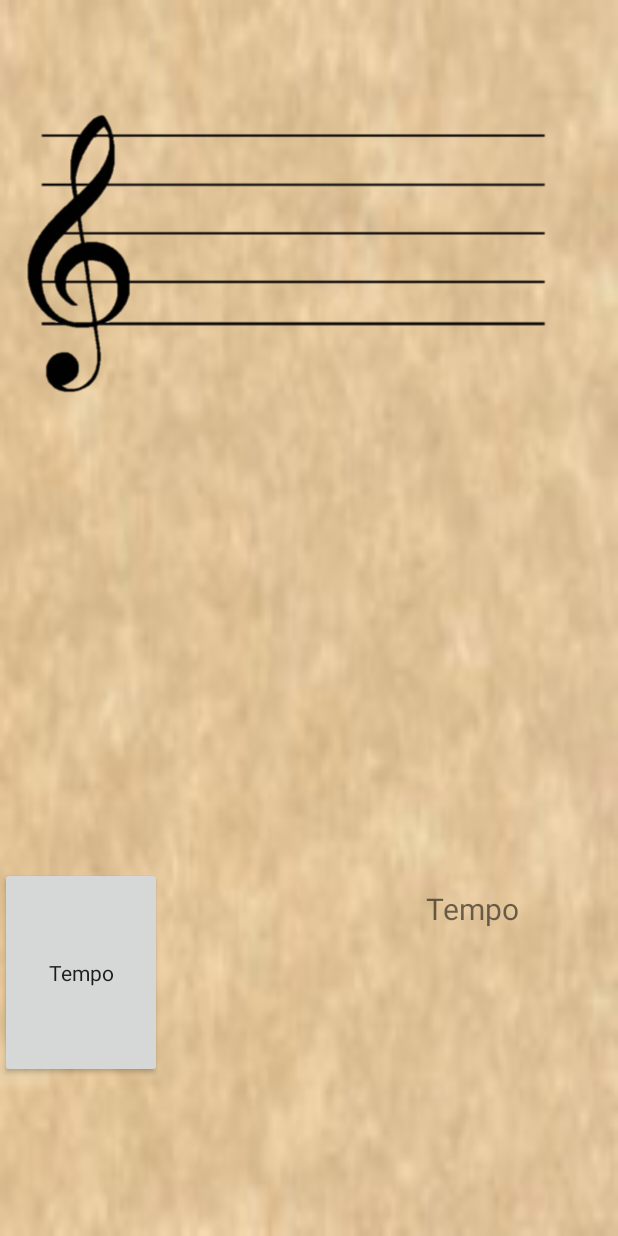
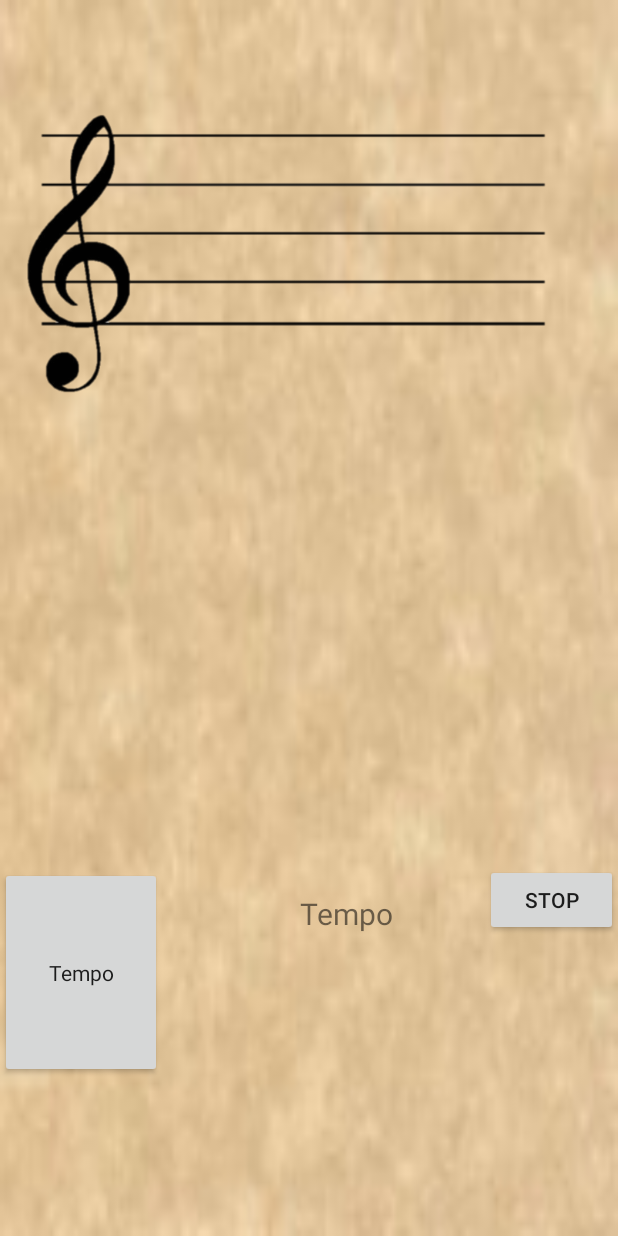
Before and after one commit to MrCheesy21/Sopranote, an Android app: the screen it shows after launch (MainActivity), on a phone screen of 412 x 824 dp. Run offline under Robolectric (Android 15) with nearby library versions, the phone set to English and light mode, and no system bars; 2 statements that could not run were skipped.

Commit message:
add stop button

```diff
--- a/app/src/main/java/com/example/mlove/sopranote/MainActivity.java
+++ b/app/src/main/java/com/example/mlove/sopranote/MainActivity.java
@@ -26,7 +26,8 @@ public class MainActivity extends AppCompatActivity implements TempoInputDialog.
     private int[] noteIDs;
     private ImageView[] noteImages;
     private ImageView tempImage;
-    private Button TempoInputButton;
+    private Button tempoInputButton;
+    private Button tempoStopButton;
     private MediaPlayer tempoPlayer;
     private TextView TempoView;
     private static final String[] notes = new String[5001];
@@ -51,15 +52,23 @@ public class MainActivity extends AppCompatActivity implements TempoInputDialog.
             R.id.F, R.id.G, R.id.G};
         pitch = findViewById(R.id.txtFrequency);
         note = findViewById(R.id.txtNote);
-        TempoInputButton = findViewById(R.id.TempoInputButton);
+        tempoInputButton = findViewById(R.id.TempoInputButton);
         TempoView = findViewById(R.id.tempo);
+        tempoStopButton = findViewById(R.id.tempoStopButton);
         tempoPlayer = MediaPlayer.create(this, R.raw.metronome_beep);
 
-        TempoInputButton.setOnClickListener(new View.OnClickListener() {
+        tempoInputButton.setOnClickListener(new View.OnClickListener() {
             @Override
             public void onClick(View v) {
                 openTempoDialog();
             }
+        });
+
+        tempoStopButton.setOnClickListener(new View.OnClickListener() {
+            @Override
+            public void onClick(View v) {
+                tempoPlayer.pause();
+        }
         });
 
         noteImages = new ImageView[]{A, A, B, C, C, D, D, E, F, F, G, G};
@@ -135,7 +144,7 @@ public class MainActivity extends AppCompatActivity implements TempoInputDialog.
 
     @Override
     public void setTempo(String tempo) {
-        TempoView.setText(tempo);
+        TempoView.setText(tempo + " BPM");
         tempoPlayer.start();
         tempoPlayer.setLooping(true);
     }
--- a/app/src/main/res/layout/activity_main.xml
+++ b/app/src/main/res/layout/activity_main.xml
@@ -110,11 +110,23 @@
         android:layout_alignParentTop="true"
         android:layout_alignParentEnd="true"
         android:layout_alignParentBottom="true"
-        android:layout_marginStart="284dp"
-        android:layout_marginTop="592dp"
-        android:layout_marginEnd="36dp"
-        android:layout_marginBottom="105dp"
+        android:layout_marginStart="200dp"
+        android:layout_marginTop="595dp"
+        android:layout_marginEnd="120dp"
+        android:layout_marginBottom="102dp"
         android:text="Tempo"
         android:textSize="20dp" />
 
+    <Button
+        android:id="@+id/tempoStopButton"
+        android:layout_width="wrap_content"
+        android:layout_height="wrap_content"
+        android:layout_alignParentStart="true"
+        android:layout_alignParentTop="true"
+        android:layout_alignParentEnd="true"
+        android:layout_marginStart="323dp"
+        android:layout_marginTop="576dp"
+        android:layout_marginEnd="0dp"
+        android:text="Stop" />
+
 </RelativeLayout>
```
Also changed, not shown: 1 other file.
